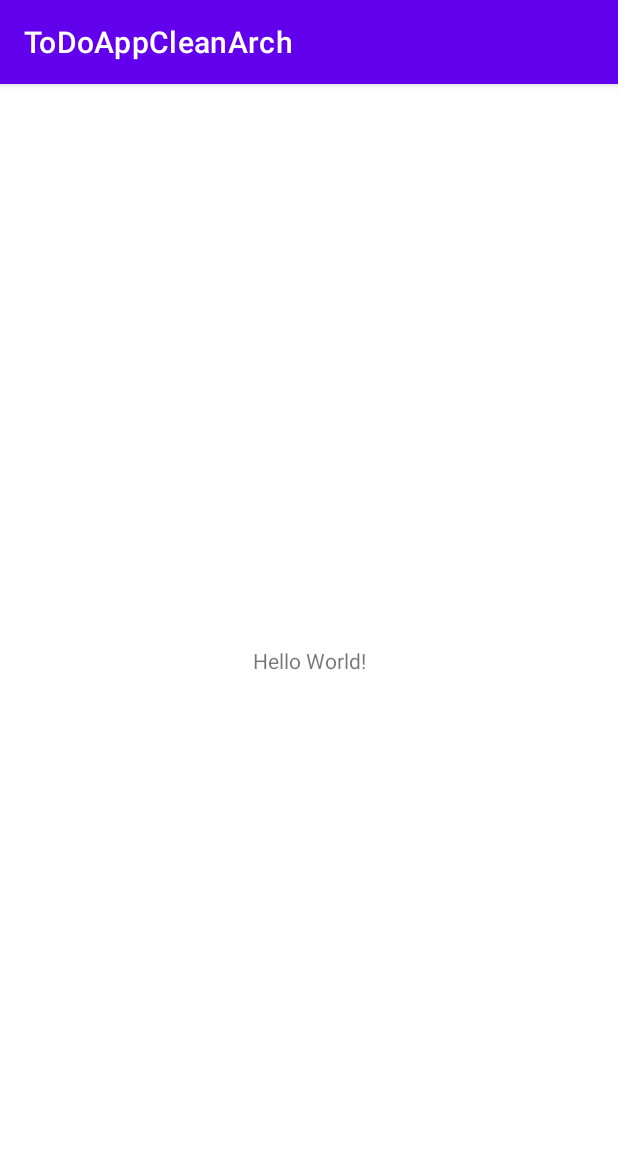
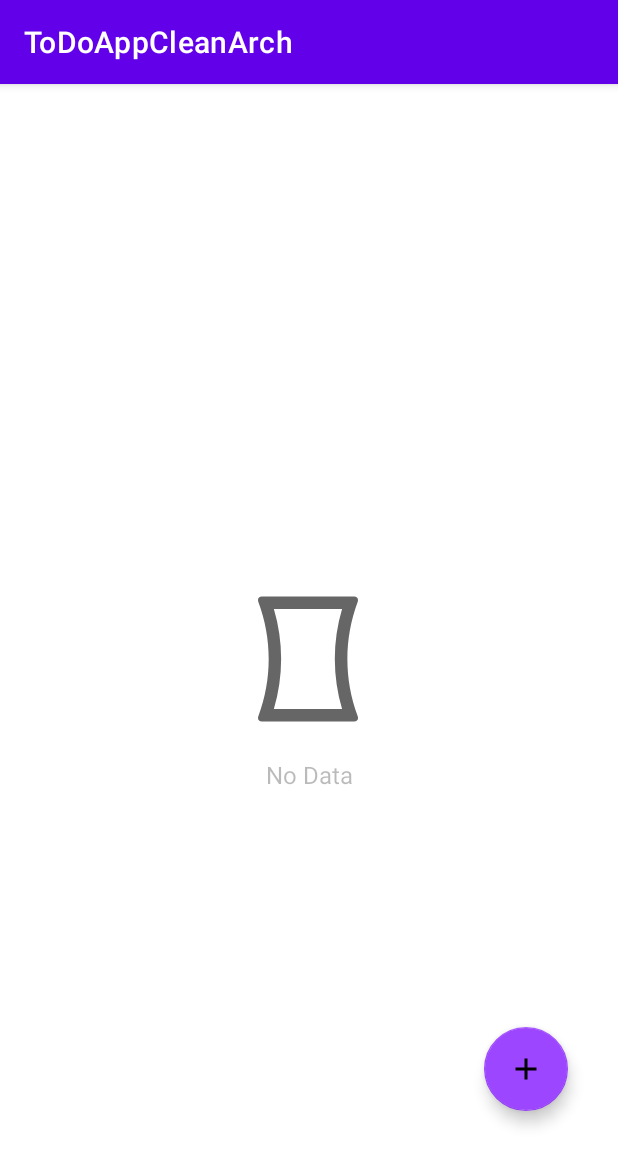
Before and after one commit to WSixx/To-Do-App-Clean-Architecture-Kotlin, an Android app: the screen it shows after launch (MainActivity), on a phone screen of 412 x 824 dp. Shown: the top 1165 px of the screen. Run offline under Robolectric (Android 15) with nearby library versions, the phone set to English and light mode, and no system bars.

Commit message:
design listFragment

```diff
--- /dev/null
+++ b/app/src/main/res/drawable/ic_add.xml
@@ -0,0 +1,10 @@
+<vector xmlns:android="http://schemas.android.com/apk/res/android"
+    android:width="24dp"
+    android:height="24dp"
+    android:viewportWidth="24"
+    android:viewportHeight="24"
+    android:tint="?attr/colorControlNormal">
+  <path
+      android:fillColor="@android:color/black"
+      android:pathData="M19,13h-6v6h-2v-6H5v-2h6V5h2v6h6v2z"/>
+</vector>
--- /dev/null
+++ b/app/src/main/res/drawable/ic_no_data.xml
@@ -0,0 +1,7 @@
+<vector android:height="146dp" android:tint="?attr/colorControlNormal"
+    android:viewportHeight="24" android:viewportWidth="24"
+    android:width="146dp" xmlns:android="http://schemas.android.com/apk/res/android">
+    <path
+        android:fillColor="@color/lightGray"
+        android:pathData="M19.94,21.12c-1.1,-2.94 -1.64,-6.03 -1.64,-9.12 0,-3.09 0.55,-6.18 1.64,-9.12 0.04,-0.11 0.06,-0.22 0.06,-0.31 0,-0.34 -0.23,-0.57 -0.63,-0.57H4.63c-0.4,0 -0.63,0.23 -0.63,0.57 0,0.1 0.02,0.2 0.06,0.31C5.16,5.82 5.71,8.91 5.71,12c0,3.09 -0.55,6.18 -1.64,9.12 -0.05,0.11 -0.07,0.22 -0.07,0.31 0,0.33 0.23,0.57 0.63,0.57h14.75c0.39,0 0.63,-0.24 0.63,-0.57 -0.01,-0.1 -0.03,-0.2 -0.07,-0.31zM6.54,20c0.77,-2.6 1.16,-5.28 1.16,-8 0,-2.72 -0.39,-5.4 -1.16,-8h10.91c-0.77,2.6 -1.16,5.28 -1.16,8 0,2.72 0.39,5.4 1.16,8H6.54z"/>
+</vector>
--- a/app/src/main/res/layout/activity_main.xml
+++ b/app/src/main/res/layout/activity_main.xml
@@ -6,13 +6,16 @@
     android:layout_height="match_parent"
     tools:context=".MainActivity">
 
-    <TextView
-        android:layout_width="wrap_content"
-        android:layout_height="wrap_content"
-        android:text="Hello World!"
+    <androidx.fragment.app.FragmentContainerView
+        android:id="@+id/navHostfragment"
+        android:name="androidx.navigation.fragment.NavHostFragment"
+        android:layout_width="409dp"
+        android:layout_height="729dp"
+        app:defaultNavHost="true"
         app:layout_constraintBottom_toBottomOf="parent"
-        app:layout_constraintLeft_toLeftOf="parent"
-        app:layout_constraintRight_toRightOf="parent"
-        app:layout_constraintTop_toTopOf="parent" />
-
+        app:layout_constraintEnd_toEndOf="parent"
+        app:layout_constraintHorizontal_bias="0.5"
+        app:layout_constraintStart_toStartOf="parent"
+        app:layout_constraintTop_toTopOf="parent"
+        app:navGraph="@navigation/my_nav" />
 </androidx.constraintlayout.widget.ConstraintLayout>
--- a/app/src/main/res/layout/fragment_list.xml
+++ b/app/src/main/res/layout/fragment_list.xml
@@ -1,14 +1,57 @@
 <?xml version="1.0" encoding="utf-8"?>
-<FrameLayout xmlns:android="http://schemas.android.com/apk/res/android"
+<androidx.constraintlayout.widget.ConstraintLayout xmlns:android="http://schemas.android.com/apk/res/android"
+    xmlns:app="http://schemas.android.com/apk/res-auto"
     xmlns:tools="http://schemas.android.com/tools"
     android:layout_width="match_parent"
     android:layout_height="match_parent"
     tools:context=".fragments.list.ListFragment">
 
-    <!-- TODO: Update blank fragment layout -->
+    <androidx.recyclerview.widget.RecyclerView
+        android:id="@+id/recyclerView"
+        android:layout_width="0dp"
+        android:layout_height="0dp"
+        app:layout_constraintBottom_toBottomOf="parent"
+        app:layout_constraintEnd_toEndOf="parent"
+        app:layout_constraintHorizontal_bias="0.0"
+        app:layout_constraintStart_toStartOf="parent"
+        app:layout_constraintTop_toTopOf="parent"
+        app:layout_constraintVertical_bias="0.0" />
+
+    <com.google.android.material.floatingactionbutton.FloatingActionButton
+        android:id="@+id/floatingActionButton"
+        android:layout_width="wrap_content"
+        android:layout_height="wrap_content"
+        android:layout_marginEnd="32dp"
+        android:layout_marginBottom="64dp"
+        android:clickable="true"
+        android:focusable="true"
+        android:src="@drawable/ic_add"
+        android:tint="@color/white"
+        app:layout_constraintBottom_toBottomOf="parent"
+        app:layout_constraintEnd_toEndOf="parent" />
+
+    <ImageView
+        android:id="@+id/no_data_imageView"
+        android:layout_width="100dp"
+        android:layout_height="100dp"
+        android:src="@drawable/ic_no_data"
+        app:layout_constraintBottom_toBottomOf="parent"
+        app:layout_constraintEnd_toEndOf="parent"
+        app:layout_constraintHorizontal_bias="0.498"
+        app:layout_constraintStart_toStartOf="parent"
+        app:layout_constraintTop_toTopOf="parent"
+        app:layout_constraintVertical_bias="0.499" />
+
     <TextView
-        android:layout_width="match_parent"
-        android:layout_height="match_parent"
-        android:text="@string/hello_blank_fragment" />
+        android:id="@+id/no_data_textView"
+        android:layout_width="wrap_content"
+        android:layout_height="wrap_content"
+        android:layout_marginTop="16dp"
+        android:text="@string/no_data"
+        android:textSize="16sp"
+        android:alpha="0.5"
+        app:layout_constraintEnd_toEndOf="parent"
+        app:layout_constraintStart_toStartOf="parent"
+        app:layout_constraintTop_toBottomOf="@+id/no_data_imageView" />
 
-</FrameLayout>
+</androidx.constraintlayout.widget.ConstraintLayout>
--- a/app/src/main/res/values-night/themes.xml
+++ /dev/null
@@ -1,16 +0,0 @@
-<resources xmlns:tools="http://schemas.android.com/tools">
-    <!-- Base application theme. -->
-    <style name="Theme.ToDoAppCleanArch" parent="Theme.MaterialComponents.DayNight.DarkActionBar">
-        <!-- Primary brand color. -->
-        <item name="colorPrimary">@color/purple_200</item>
-        <item name="colorPrimaryVariant">@color/purple_700</item>
-        <item name="colorOnPrimary">@color/black</item>
-        <!-- Secondary brand color. -->
-        <item name="colorSecondary">@color/teal_200</item>
-        <item name="colorSecondaryVariant">@color/teal_200</item>
-        <item name="colorOnSecondary">@color/black</item>
-        <!-- Status bar color. -->
-        <item name="android:statusBarColor" tools:targetApi="l">?attr/colorPrimaryVariant</item>
-        <!-- Customize your theme here. -->
-    </style>
-</resources>
--- a/app/src/main/res/values/colors.xml
+++ b/app/src/main/res/values/colors.xml
@@ -1,10 +1,15 @@
 <?xml version="1.0" encoding="utf-8"?>
 <resources>
-    <color name="purple_200">#FFBB86FC</color>
-    <color name="purple_500">#FF6200EE</color>
-    <color name="purple_700">#FF3700B3</color>
-    <color name="teal_200">#FF03DAC5</color>
-    <color name="teal_700">#FF018786</color>
+    <color name="colorPrimary">#6200EA</color>
+    <color name="colorPrimaryDark">#5502C8</color>
+    <color name="colorAccent">#9D46FF</color>
+
+
     <color name="black">#FF000000</color>
     <color name="white">#FFFFFFFF</color>
+    <color name="lightGray">#E6E6E6</color>
+    <color name="darkGray">#4B4B4B</color>
+    <color name="red">#FF4646</color>
+    <color name="yellow">#FFC114</color>
+    <color name="green">#00C980</color>
 </resources>
--- a/app/src/main/res/values/strings.xml
+++ b/app/src/main/res/values/strings.xml
@@ -2,4 +2,5 @@
     <string name="app_name">ToDoAppCleanArch</string>
     <!-- TODO: Remove or change this placeholder text -->
     <string name="hello_blank_fragment">Hello blank fragment</string>
+    <string name="no_data">No Data</string>
 </resources>
--- a/app/src/main/res/values/themes.xml
+++ b/app/src/main/res/values/themes.xml
@@ -2,12 +2,12 @@
     <!-- Base application theme. -->
     <style name="Theme.ToDoAppCleanArch" parent="Theme.MaterialComponents.DayNight.DarkActionBar">
         <!-- Primary brand color. -->
-        <item name="colorPrimary">@color/purple_500</item>
-        <item name="colorPrimaryVariant">@color/purple_700</item>
+        <item name="colorPrimary">@color/colorPrimary</item>
+        <item name="colorPrimaryVariant">@color/colorPrimaryDark</item>
         <item name="colorOnPrimary">@color/white</item>
         <!-- Secondary brand color. -->
-        <item name="colorSecondary">@color/teal_200</item>
-        <item name="colorSecondaryVariant">@color/teal_700</item>
+        <item name="colorSecondary">@color/colorAccent</item>
+        <item name="colorSecondaryVariant">@color/colorAccent</item>
         <item name="colorOnSecondary">@color/black</item>
         <!-- Status bar color. -->
         <item name="android:statusBarColor" tools:targetApi="l">?attr/colorPrimaryVariant</item>
```
